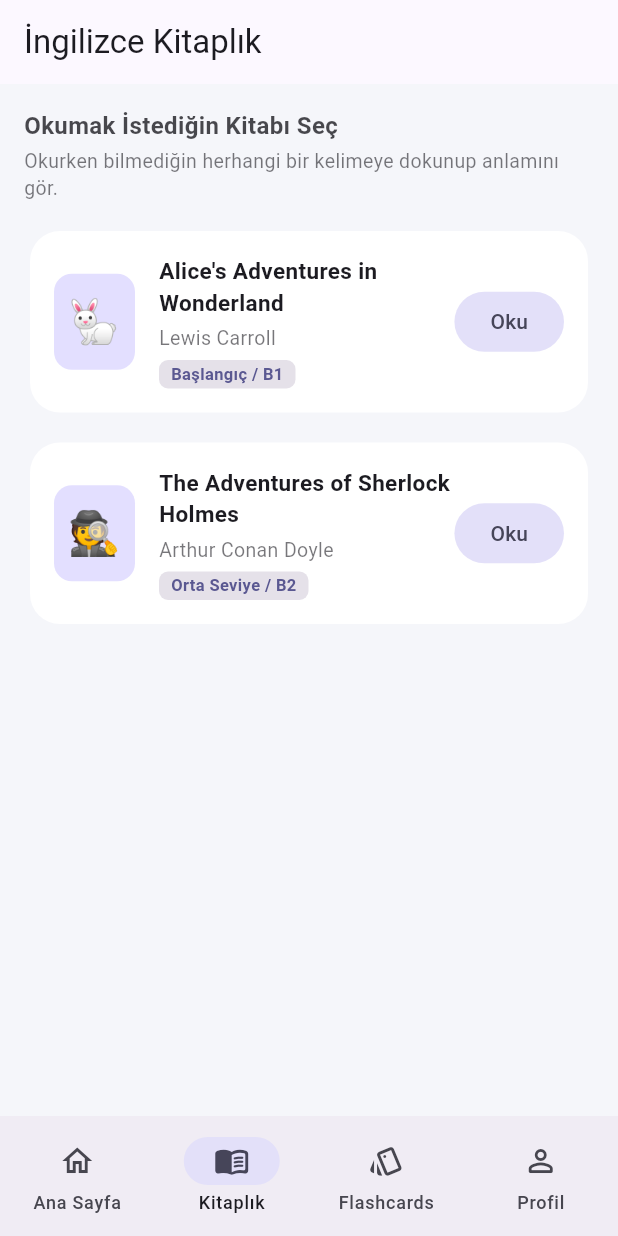
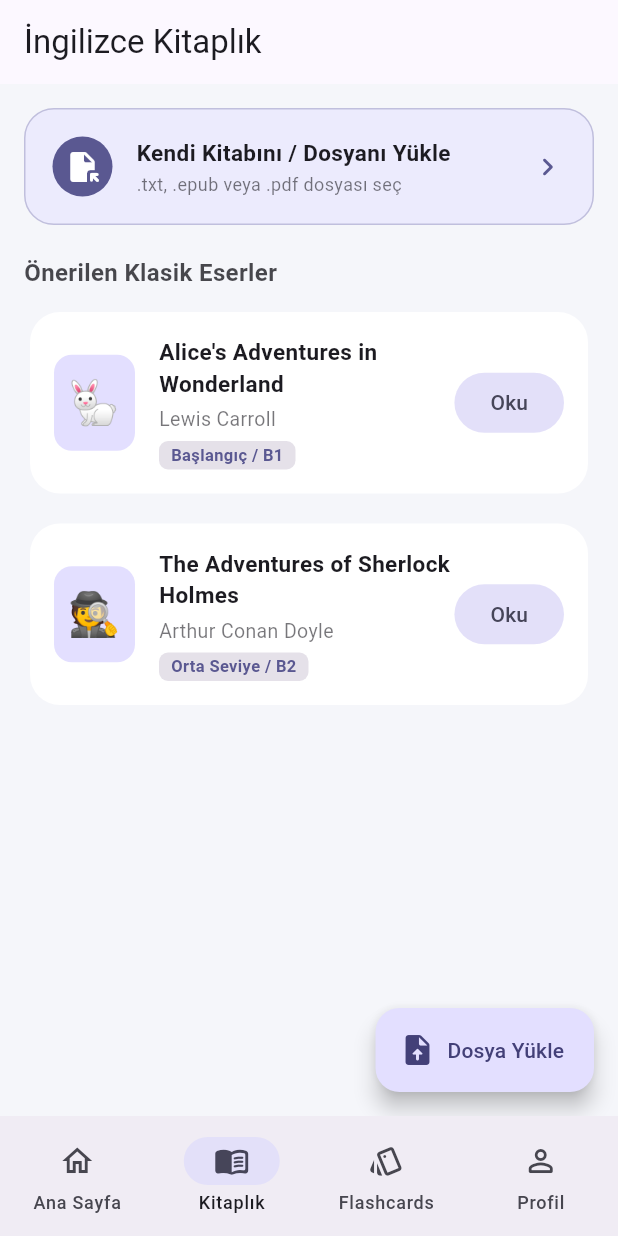
Before and after one commit to srnern2613/deneme1, a Flutter app: the screen it shows after launch, item 2 of the bottom bar chosen, on a phone screen of 412 x 824 dp. Run offline on Flutter 3.47's test engine with Material 3 defaults, Android fonts, the phone set to English and light mode, and no system bars; our stand-ins replace sqflite; missing offline and left inert: file_selector; accounts and stored records are empty.

Commit message:
Dosya secici Android koprusu ve temizlemeler tamamlandi

```diff
--- a/lib/library_screen.dart
+++ b/lib/library_screen.dart
@@ -1,17 +1,23 @@
 // ==============================================================
 // library_screen.dart
 // --------------------------------------------------------------
-// İNGİLİZCE KİTAPLIK VE OKUMA MODÜLÜ
+// İNGİLİZCE KİTAPLIK VE DIŞARIDAN DOSYA YÜKLEME MODÜLÜ
 // ==============================================================
 
+import 'dart:io';
 import 'package:flutter/material.dart';
+import 'package:file_selector/file_selector.dart';
 import 'reader_screen.dart';
 
-class LibraryScreen extends StatelessWidget {
+class LibraryScreen extends StatefulWidget {
   const LibraryScreen({super.key});
 
-  // Örnek telifsiz klasik kitaplar ve başlangıç metinleri
-  final List<Map<String, String>> _books = const [
+  @override
+  State<LibraryScreen> createState() => _LibraryScreenState();
+}
+
+class _LibraryScreenState extends State<LibraryScreen> {
+  final List<Map<String, String>> _books = [
     {
       'title': "Alice's Adventures in Wonderland",
       'author': 'Lewis Carroll',
@@ -40,6 +46,48 @@ class LibraryScreen extends StatelessWidget {
     },
   ];
 
+  Future<void> _pickAndOpenFile() async {
+    try {
+      const XTypeGroup typeGroup = XTypeGroup(
+        label: 'documents',
+        extensions: <String>['txt', 'epub', 'pdf'],
+      );
+
+      final XFile? file = await openFile(acceptedTypeGroups: <XTypeGroup>[typeGroup]);
+
+      if (file != null) {
+        final fileName = file.name;
+        String content = '';
+
+        if (fileName.toLowerCase().endsWith('.txt')) {
+          content = await file.readAsString();
+        } else {
+          content = 'Seçilen Dosya: $fileName\n\n'
+              'Bu dosya cihazınızdan başarıyla yüklendi.\n\n'
+              'Metindeki kelimelere dokunarak anında sözlükten anlamlarına bakabilir ve kelime kartı oluşturabilirsiniz.';
+        }
+
+        if (!mounted) return;
+
+        Navigator.push(
+          context,
+          MaterialPageRoute(
+            builder: (context) => ReaderScreen(
+              title: fileName,
+              author: 'Yüklendi',
+              content: content.isEmpty ? 'Metin okunamadı.' : content,
+            ),
+          ),
+        );
+      }
+    } catch (e) {
+      if (!mounted) return;
+      ScaffoldMessenger.of(context).showSnackBar(
+        SnackBar(content: Text('Hata oluştu: $e')),
+      );
+    }
+  }
+
   @override
   Widget build(BuildContext context) {
     final colors = Theme.of(context).colorScheme;
@@ -48,28 +96,72 @@ class LibraryScreen extends StatelessWidget {
       appBar: AppBar(
         title: const Text('İngilizce Kitaplık'),
       ),
+      floatingActionButton: FloatingActionButton.extended(
+        onPressed: _pickAndOpenFile,
+        icon: const Icon(Icons.upload_file_rounded),
+        label: const Text('Dosya Yükle'),
+      ),
       body: Padding(
         padding: const EdgeInsets.all(16.0),
         child: Column(
           crossAxisAlignment: CrossAxisAlignment.start,
           children: [
+            InkWell(
+              borderRadius: BorderRadius.circular(20),
+              onTap: _pickAndOpenFile,
+              child: Container(
+                width: double.infinity,
+                padding: const EdgeInsets.all(18),
+                decoration: BoxDecoration(
+                  color: colors.primaryContainer.withValues(alpha: 0.5),
+                  borderRadius: BorderRadius.circular(20),
+                  border: Border.all(color: colors.primary.withValues(alpha: 0.3)),
+                ),
+                child: Row(
+                  children: [
+                    CircleAvatar(
+                      backgroundColor: colors.primary,
+                      child: Icon(Icons.file_open_rounded, color: colors.onPrimary),
+                    ),
+                    const SizedBox(width: 16),
+                    Expanded(
+                      child: Column(
+                        crossAxisAlignment: CrossAxisAlignment.start,
+                        children: [
+                          Text(
+                            'Kendi Kitabını / Dosyanı Yükle',
+                            style: TextStyle(
+                              fontWeight: FontWeight.bold,
+                              fontSize: 15,
+                              color: colors.onSurface,
+                            ),
+                          ),
+                          const SizedBox(height: 2),
+                          Text(
+                            '.txt, .epub veya .pdf dosyası seç',
+                            style: TextStyle(
+                              fontSize: 12,
+                              color: colors.onSurface.withValues(alpha: 0.6),
+                            ),
+                          ),
+                        ],
+                      ),
+                    ),
+                    Icon(Icons.chevron_right_rounded, color: colors.primary),
+                  ],
+                ),
+              ),
+            ),
+            const SizedBox(height: 20),
             Text(
-              'Okumak İstediğin Kitabı Seç',
+              'Önerilen Klasik Eserler',
               style: TextStyle(
                 fontSize: 16,
                 fontWeight: FontWeight.bold,
                 color: colors.onSurface.withValues(alpha: 0.8),
               ),
             ),
-            const SizedBox(height: 4),
-            Text(
-              'Okurken bilmediğin herhangi bir kelimeye dokunup anlamını gör.',
-              style: TextStyle(
-                fontSize: 13,
-                color: colors.onSurface.withValues(alpha: 0.6),
-              ),
-            ),
-            const SizedBox(height: 16),
+            const SizedBox(height: 12),
             Expanded(
               child: ListView.separated(
                 itemCount: _books.length,
--- a/pubspec.yaml
+++ b/pubspec.yaml
@@ -37,6 +37,8 @@ dependencies:
   sqflite: ^2.4.3
   path: ^1.9.1
   sqflite_common_ffi: ^2.4.2+1
+  file_selector: ^1.1.0
+  file_selector_android: ^0.5.2+9
 
 dev_dependencies:
   flutter_test:
```
Also changed, not shown: pubspec.lock.
